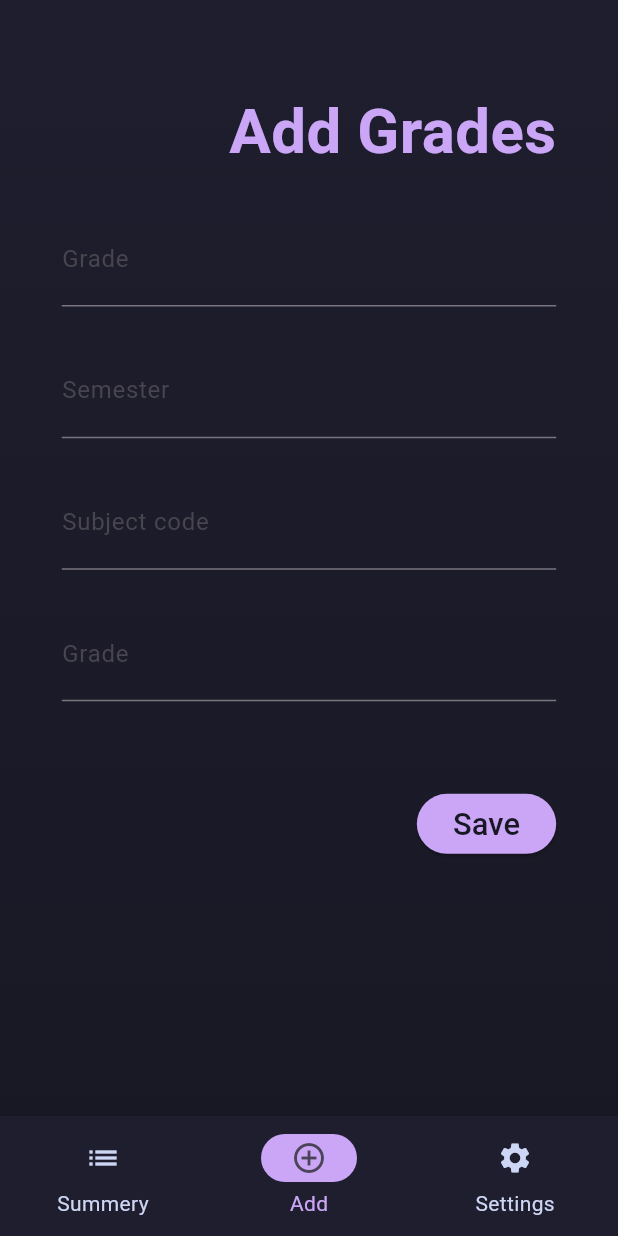
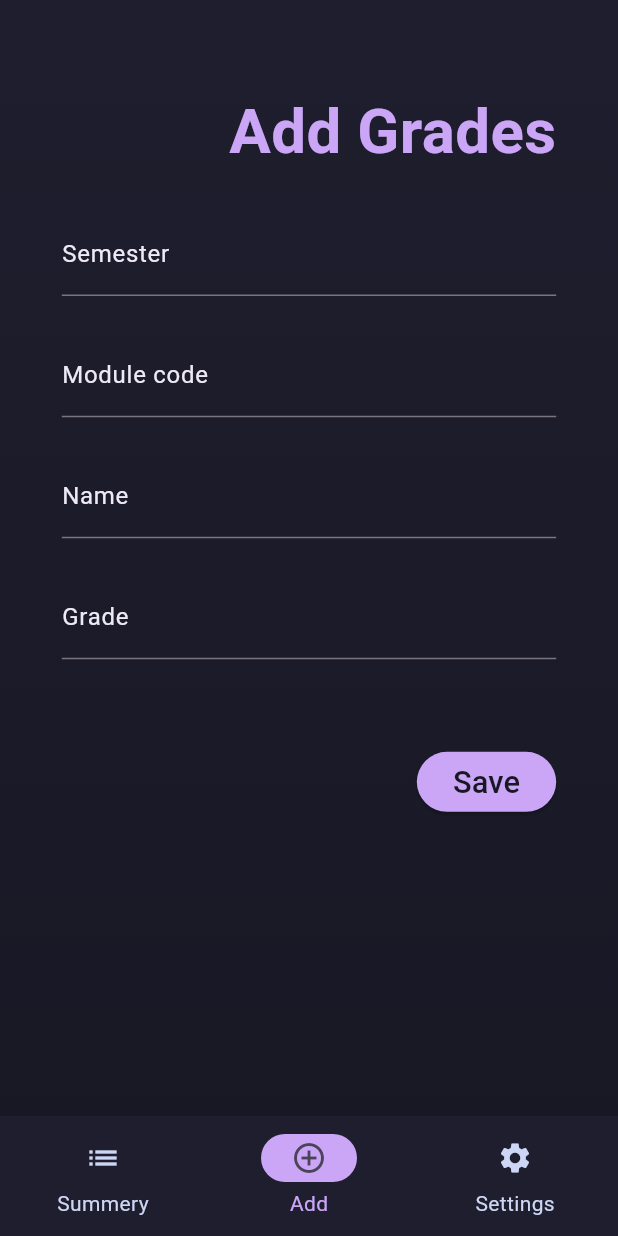
Before and after one commit to RukshanRanasinghe2000/gpa_cal, a Flutter app: the screen it shows after launch, item 2 of the bottom bar chosen, on a phone screen of 412 x 824 dp. Run offline on Flutter 3.47's test engine with Material 3 defaults, Android fonts, the phone set to English and light mode, and no system bars.

Commit message:
style: chang font color of add view

```diff
--- a/lib/screens/add.dart
+++ b/lib/screens/add.dart
@@ -50,11 +50,12 @@ class AddInfo extends StatelessWidget {
                   child: TextFormField(
                     decoration: const InputDecoration(
                       border: UnderlineInputBorder(),
-                      labelText: 'Grade',
+                      labelText: 'Semester',
+                      labelStyle: TextStyle(color: textParagraph)
                     ),
-                    style: TextStyle(
-                      color: textPrimaryColor,
-                      fontSize: screenWidth * 0.05,
+                    style: const TextStyle(
+                      color: textParagraph,
+                      fontFamily: primaryFont,
                     ),
                   )),
               Padding(
@@ -67,11 +68,12 @@ class AddInfo extends StatelessWidget {
                   child: TextFormField(
                     decoration: const InputDecoration(
                       border: UnderlineInputBorder(),
-                      labelText: 'Semester',
+                      labelText: 'Module code',
+                      labelStyle: TextStyle(color: textParagraph)
                     ),
-                    style: TextStyle(
-                      color: textPrimaryColor,
-                      fontSize: screenWidth * 0.05,
+                    style: const TextStyle(
+                      color: textParagraph,
+                      fontFamily: primaryFont,
                     ),
                   )),
               Padding(
@@ -84,11 +86,12 @@ class AddInfo extends StatelessWidget {
                   child: TextFormField(
                     decoration: const InputDecoration(
                       border: UnderlineInputBorder(),
-                      labelText: 'Subject code',
+                      labelText: 'Name',
+                      labelStyle: TextStyle(color: textParagraph)
                     ),
-                    style: TextStyle(
-                      color: textPrimaryColor,
-                      fontSize: screenWidth * 0.05,
+                    style: const TextStyle(
+                      color: textParagraph,
+                      fontFamily: primaryFont,
                     ),
                   )),
               Padding(
@@ -102,10 +105,11 @@ class AddInfo extends StatelessWidget {
                     decoration: const InputDecoration(
                       border: UnderlineInputBorder(),
                       labelText: 'Grade',
+                      labelStyle: TextStyle(color: textParagraph)
                     ),
-                    style: TextStyle(
-                      color: textPrimaryColor,
-                      fontSize: screenWidth * 0.05,
+                    style: const TextStyle(
+                      color: textParagraph,
+                      fontFamily: primaryFont,
                     ),
                   )),
               Padding(
@@ -130,10 +134,7 @@ class AddInfo extends StatelessWidget {
                             fontSize: screenWidth * 0.05,
                           ),
                         ),
-                      )
-
-                      )
-                      )
+                      )))
             ],
           ),
         )));
```
